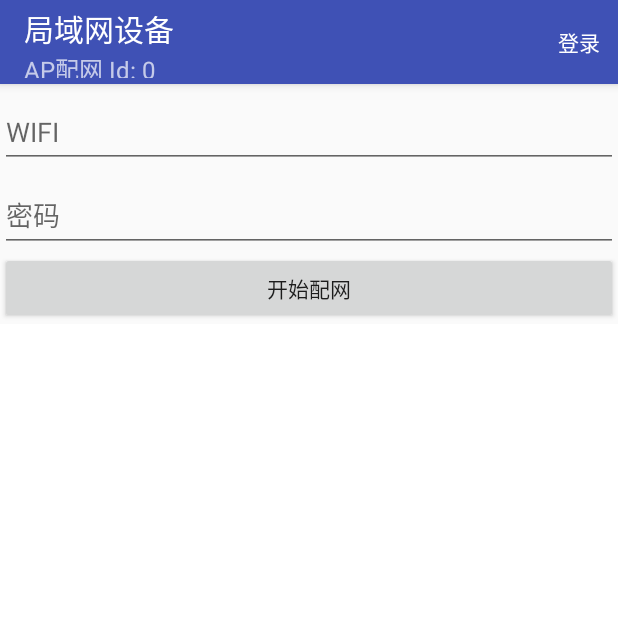
After one commit to ACIoT/matrix-android-tool, an Android app: the fragment APlinkFragment placed in its activity, on a phone screen of 412 x 824 dp, the top half of it. The commit adds this screen. Run offline under Robolectric (Android 15) with nearby library versions, the phone set to English and light mode, and no system bars; our stand-ins replace ButterKnife, RxJava; libraries missing offline, so code that uses them is left out: com.sloydev.preferator, io.reactivex.internal; 2 statements that could not run were skipped.

Commit message:
Feature: add APlinkFragment
Signed-off-by: wangkun <wangkun@ablecloud.com>

```diff
--- /dev/null
+++ b/app/src/main/java/ablecloud/matrix/tool/APlinkFragment.java
@@ -0,0 +1,200 @@
+package ablecloud.matrix.tool;
+
+import android.app.Fragment;
+import android.app.ProgressDialog;
+import android.os.Bundle;
+import android.support.annotation.Nullable;
+import android.support.v7.app.ActionBar;
+import android.view.LayoutInflater;
+import android.view.View;
+import android.view.ViewGroup;
+import android.widget.EditText;
+import android.widget.TextView;
+
+import java.util.List;
+import java.util.concurrent.TimeUnit;
+
+import ablecloud.matrix.MatrixCallback;
+import ablecloud.matrix.MatrixError;
+import ablecloud.matrix.local.LocalDevice;
+import ablecloud.matrix.local.LocalDeviceManager;
+import ablecloud.matrix.local.MatrixLocal;
+import ablecloud.matrix.local.MatrixWifiInfo;
+import ablecloud.matrix.util.NetworkUtils;
+import ablecloud.matrix.util.UiUtils;
+import butterknife.BindView;
+import butterknife.ButterKnife;
+import butterknife.OnClick;
+import butterknife.Unbinder;
+import io.reactivex.Completable;
+import io.reactivex.CompletableEmitter;
+import io.reactivex.CompletableOnSubscribe;
+import io.reactivex.Observable;
+import io.reactivex.annotations.NonNull;
+import io.reactivex.functions.Action;
+import io.reactivex.functions.Predicate;
+import io.reactivex.internal.functions.Functions;
+
+/**
+ * Created by wangkun on 17/10/2017.
+ */
+
+public class APlinkFragment extends Fragment {
+
+    public static final int LOCAL_TIMEOUT_MS = 8000;
+
+    private Unbinder unbinder;
+
+    @BindView(R.id.ssid)
+    EditText ssidEdit;
+
+    @BindView(R.id.password)
+    EditText passwordEdit;
+
+    @BindView(R.id.log)
+    TextView log;
+
+    private LocalDeviceManager manager = MatrixLocal.localDeviceManager();
+    private ProgressDialog progressDialog;
+
+    @Override
+    public void onCreate(@Nullable Bundle savedInstanceState) {
+        super.onCreate(savedInstanceState);
+        progressDialog = new ProgressDialog(getActivity());
+        progressDialog.setCancelable(false);
+    }
+
+    @Nullable
+    @Override
+    public View onCreateView(LayoutInflater inflater, @Nullable ViewGroup container, Bundle savedInstanceState) {
+        View view = inflater.inflate(R.layout.fragment_aplink, container, false);
+        unbinder = ButterKnife.bind(this, view);
+        return view;
+    }
+
+    @Override
+    public void onDestroyView() {
+        super.onDestroyView();
+        unbinder.unbind();
+    }
+
+    @Override
+    public void onActivityCreated(@Nullable Bundle savedInstanceState) {
+        super.onActivityCreated(savedInstanceState);
+        ActionBar actionBar = UiUtils.getSupportActionBar(this);
+        actionBar.setTitle(R.string.local_device);
+        actionBar.setSubtitle(getString(R.string.aplink) + " Id: " + MainApplication.getMainDomainId());
+        UiUtils.toast(getActivity(), R.string.device_ap_confirm);
+    }
+
+    @OnClick(R.id.start_link)
+    public void onClick(View v) {
+        final long timeout = TimeUnit.SECONDS.toMillis(60);
+        final String ssid = ssidEdit.getText().toString();
+        final String password = passwordEdit.getText().toString();
+        confirmWifiFromAP(ssid)
+                .andThen(setWifiToAP(ssid, password))
+                .andThen(connectWifi(ssid, password, TimeUnit.SECONDS.toMillis(30)))
+                .subscribe(findLinkingDevice((int) timeout));
+    }
+
+    private Completable setWifiToAP(final String ssid, final String password) {
+        return Completable.create(new CompletableOnSubscribe() {
+            @Override
+            public void subscribe(final CompletableEmitter e) throws Exception {
+                manager.setWifiToAP(ssid, password, LOCAL_TIMEOUT_MS, new MatrixCallback<Void>() {
+                    @Override
+                    public void success(Void aVoid) {
+                        e.onComplete();
+                    }
+
+                    @Override
+                    public void error(MatrixError matrixError) {
+                        e.onError(matrixError);
+                    }
+                });
+            }
+        });
+    }
+
+    private Completable confirmWifiFromAP(final String ssid) {
+        return Completable.create(new CompletableOnSubscribe() {
+            @Override
+            public void subscribe(final CompletableEmitter e) throws Exception {
+                manager.getWifiFromAP(LOCAL_TIMEOUT_MS, new MatrixCallback<List<MatrixWifiInfo>>() {
+                    @Override
+                    public void success(List<MatrixWifiInfo> matrixWifiInfos) {
+                        for (MatrixWifiInfo wifiInfo : matrixWifiInfos) {
+                            if (wifiInfo.ssid.equals(ssid)) {
+                                e.onComplete();
+                                return;
+                            }
+                        }
+                        e.onError(new Exception("AP device not found WIFI " + ssid));
+                    }
+
+                    @Override
+                    public void error(MatrixError error) {
+                        e.onError(error);
+                    }
+                });
+            }
+        });
+    }
+
+    private Completable connectWifi(final String ssid, final String password, final long timeout_ms) {
+        return Completable.complete().doOnComplete(new Action() {
+            @Override
+            public void run() throws Exception {
+                NetworkUtils.configWPAWifi(getActivity(), ssid, password);
+            }
+        }).andThen(Observable.timer(1000, TimeUnit.MILLISECONDS)).takeUntil(new Predicate<Long>() {
+            @Override
+            public boolean test(@NonNull Long aLong) throws Exception {
+                return ssid.equals(NetworkUtils.getSSID(getActivity()));
+            }
+        }).flatMapCompletable(Functions.justFunction(Completable.complete())).timeout(timeout_ms, TimeUnit.MILLISECONDS);
+    }
+
+    private Action findLinkingDevice(final int timeout) {
+        return new Action() {
+            @Override
+            public void run() throws Exception {
+                manager.findLinkingDevice(timeout, LocalDeviceManager.DEFAULT_INTERVAL_MS, new MatrixCallback<LocalDevice>() {
+
+                    @Override
+                    public void success(final LocalDevice localDevice) {
+                        UiUtils.runOnUiThread(new Action() {
+                            @Override
+                            public void run() throws Exception {
+                                if (progressDialog != null) {
+                                    progressDialog.dismiss();
+                                }
+                                if (log != null) {
+                                    log.append(log.length() > 0 ? "\n---\n" : "");
+                                    log.append("ip: " + localDevice.ipAddress + ", physicalDeviceId: " + localDevice.physicalDeviceId + "\n");
+                                }
+                            }
+                        });
+                    }
+
+                    @Override
+                    public void error(final MatrixError error) {
+                        UiUtils.runOnUiThread(new Action() {
+                            @Override
+                            public void run() throws Exception {
+                                if (progressDialog != null) {
+                                    progressDialog.dismiss();
+                                }
+                                if (log != null) {
+                                    log.append(log.length() > 0 ? "\n---\n" : "");
+                                    log.append("Ablelink error: " + error.getMessage());
+                                }
+                            }
+                        });
+                    }
+                });
+            }
+        };
+    }
+}
--- /dev/null
+++ b/app/src/main/res/layout/fragment_aplink.xml
@@ -0,0 +1,42 @@
+<?xml version="1.0" encoding="utf-8"?>
+<LinearLayout xmlns:android="http://schemas.android.com/apk/res/android"
+    android:layout_width="match_parent"
+    android:layout_height="match_parent"
+    android:orientation="vertical">
+
+    <android.support.design.widget.TextInputLayout
+        android:layout_width="match_parent"
+        android:layout_height="wrap_content">
+
+        <EditText
+            android:id="@+id/ssid"
+            android:layout_width="match_parent"
+            android:layout_height="wrap_content"
+            android:hint="@string/ssid" />
+    </android.support.design.widget.TextInputLayout>
+
+    <android.support.design.widget.TextInputLayout
+        android:layout_width="match_parent"
+        android:layout_height="wrap_content">
+
+        <EditText
+            android:id="@+id/password"
+            android:layout_width="match_parent"
+            android:layout_height="wrap_content"
+            android:hint="@string/password" />
+    </android.support.design.widget.TextInputLayout>
+
+    <Button
+        android:id="@+id/start_link"
+        android:layout_width="match_parent"
+        android:layout_height="wrap_content"
+        android:text="@string/start_link" />
+
+    <TextView
+        android:id="@+id/log"
+        android:layout_width="match_parent"
+        android:layout_height="0dp"
+        android:layout_weight="1"
+        android:scrollbars="vertical|horizontal"
+        android:background="@android:color/background_light" />
+</LinearLayout>
--- a/app/src/main/res/values/strings.xml
+++ b/app/src/main/res/values/strings.xml
@@ -25,6 +25,7 @@
     <string name="bind">绑定</string>
     <string name="others">其他</string>
     <string name="ablelink">智能配网</string>
+    <string name="aplink">AP配网</string>
     <string name="ssid">WIFI</string>
     <string name="password">密码</string>
     <string name="start_link">开始配网</string>
@@ -36,4 +37,5 @@
     <string name="scan_all">扫描全部</string>
     <string name="local_message">局域网指令</string>
     <string name="physical_device_id">设备物理Id:%1$s</string>
+    <string name="device_ap_confirm">请确认已连接设备AP热点</string>
 </resources>
--- a/app/src/main/res/xml/fragment_main.xml
+++ b/app/src/main/res/xml/fragment_main.xml
@@ -4,6 +4,9 @@
         <Preference
             android:key="ablelink"
             android:title="@string/ablelink" />
+        <Preference
+            android:key="APlink"
+            android:title="@string/aplink" />
         <Preference
             android:key="local_scan"
             android:title="@string/local_scan" />
```
Also changed, not shown: app/src/main/java/ablecloud/matrix/tool/MainActivity.java (+9 -6 lines).
